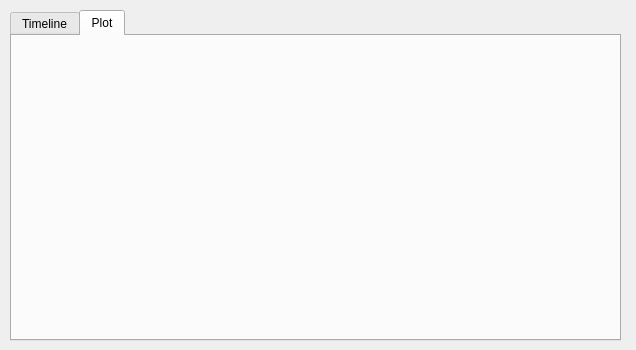
The window that Caver4/ui/caver_analysis.ui (YaoYinYing/caver-pymol-plugin) describes before a commit, drawn with Qt 5.
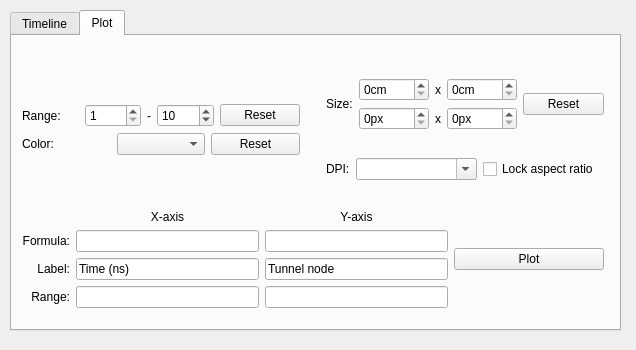
The same window after the commit. The open tabs and pages were chosen to show the change.

Commit message:
feat(md-analyst): tunnel plotter (#21)
* save
[ci skip]
* Update caver_analysis.py

* save

* save

* save

* Update caver_analysis.py

* Update caver_analysis.py

* save

* save

* save

* Update caver_analysis.py

* save

* Update caver_analysis.py

* save

* Update caver_analysis.py

* save

* save

* save

* Update caver_pymol.py

* Update .pre-commit-config.yaml

* Update .pre-commit-config.yaml

* Update .pre-commit-config.yaml

* lint

* fix(ci): matplotlib missing

* fix(ci): faulthandler

* a

* save

```diff
--- a/Caver4/ui/caver_analysis.ui
+++ b/Caver4/ui/caver_analysis.ui
@@ -31,7 +31,7 @@
      <x>10</x>
      <y>10</y>
      <width>611</width>
-     <height>331</height>
+     <height>321</height>
     </rect>
    </property>
    <property name="currentIndex">
@@ -46,7 +46,7 @@
       <rect>
        <x>10</x>
        <y>0</y>
-       <width>451</width>
+       <width>581</width>
        <height>161</height>
       </rect>
      </property>
@@ -58,7 +58,7 @@
        <rect>
         <x>10</x>
         <y>30</y>
-        <width>425</width>
+        <width>561</width>
         <height>121</height>
        </rect>
       </property>
@@ -214,6 +214,13 @@
          </item>
         </layout>
        </item>
+       <item>
+        <widget class="Line" name="line">
+         <property name="orientation">
+          <enum>Qt::Vertical</enum>
+         </property>
+        </widget>
+       </item>
        <item>
         <layout class="QVBoxLayout" name="verticalLayout">
          <item>
@@ -590,45 +597,35 @@
       </layout>
      </widget>
     </widget>
-    <widget class="QGroupBox" name="groupBox_2">
-     <property name="geometry">
-      <rect>
-       <x>480</x>
-       <y>0</y>
-       <width>120</width>
-       <height>161</height>
-      </rect>
-     </property>
-     <property name="title">
-      <string>Plot Window</string>
-     </property>
-     <widget class="QWidget" name="layoutWidget">
+   </widget>
+   <widget class="QWidget" name="tabPlot">
+    <attribute name="title">
+     <string>Plot</string>
+    </attribute>
+    <widget class="QWidget" name="layoutWidget_2">
       <property name="geometry">
        <rect>
         <x>10</x>
-        <y>30</y>
-        <width>101</width>
-        <height>121</height>
-       </rect>
-      </property>
+       <y>20</y>
+       <width>582</width>
+       <height>252</height>
+      </rect>
+     </property>
+     <layout class="QVBoxLayout" name="verticalLayout_7">
+      <item>
+       <layout class="QHBoxLayout" name="horizontalLayout_22">
+        <item>
       <layout class="QVBoxLayout" name="verticalLayout_3">
        <item>
         <layout class="QVBoxLayout" name="verticalLayout_4">
          <item>
           <layout class="QHBoxLayout" name="horizontalLayout_17">
            <item>
-            <widget class="QLabel" name="label_8">
-             <property name="sizePolicy">
-              <sizepolicy hsizetype="Maximum" vsizetype="Preferred">
-               <horstretch>0</horstretch>
-               <verstretch>0</verstretch>
-              </sizepolicy>
-             </property>
-             <property name="toolTip">
-              <string>Tunnel start </string>
-             </property>
+               <layout class="QHBoxLayout" name="horizontalLayout_3">
+                <item>
+                 <widget class="QLabel" name="label_15">
              <property name="text">
-              <string>Start:</string>
+                   <string>Range:</string>
              </property>
             </widget>
            </item>
@@ -648,23 +645,16 @@
              </property>
             </widget>
            </item>
-          </layout>
-         </item>
          <item>
-          <layout class="QHBoxLayout" name="horizontalLayout_18">
-           <item>
-            <widget class="QLabel" name="label_9">
+                 <widget class="QLabel" name="label_8">
              <property name="sizePolicy">
               <sizepolicy hsizetype="Maximum" vsizetype="Preferred">
                <horstretch>0</horstretch>
                <verstretch>0</verstretch>
               </sizepolicy>
              </property>
-             <property name="toolTip">
-              <string>Tunnel End</string>
-             </property>
              <property name="text">
-              <string>End:</string>
+                   <string>-</string>
              </property>
             </widget>
            </item>
@@ -684,31 +674,393 @@
              </property>
             </widget>
            </item>
-          </layout>
+                <item>
+                 <widget class="QPushButton" name="pushButton_resetPlotTunnelRange">
+                  <property name="text">
+                   <string>Reset</string>
+                  </property>
+                 </widget>
+                </item>
+               </layout>
+              </item>
+             </layout>
+            </item>
+            <item>
+             <layout class="QHBoxLayout" name="horizontalLayout_18">
+              <item>
+               <widget class="QLabel" name="label_12">
+                <property name="text">
+                 <string>Color:</string>
+                </property>
+               </widget>
+              </item>
+              <item>
+               <widget class="QComboBox" name="comboBox_plotColormap"/>
+              </item>
+              <item>
+               <widget class="QPushButton" name="pushButton_resetPlotTunnelCmap">
+                <property name="text">
+                 <string>Reset</string>
+                </property>
+               </widget>
+              </item>
+             </layout>
+            </item>
+           </layout>
+          </item>
+         </layout>
+        </item>
+        <item>
+         <spacer name="verticalSpacer">
+          <property name="orientation">
+           <enum>Qt::Vertical</enum>
+          </property>
+          <property name="sizeHint" stdset="0">
+           <size>
+            <width>20</width>
+            <height>40</height>
+           </size>
+          </property>
+         </spacer>
+        </item>
+        <item>
+         <layout class="QVBoxLayout" name="verticalLayout_6">
+          <item>
+           <layout class="QHBoxLayout" name="horizontalLayout_11">
+            <item>
+             <widget class="QLabel" name="label_11">
+              <property name="sizePolicy">
+               <sizepolicy hsizetype="Maximum" vsizetype="Preferred">
+                <horstretch>0</horstretch>
+                <verstretch>0</verstretch>
+               </sizepolicy>
+              </property>
+              <property name="text">
+               <string>Size:</string>
+              </property>
+             </widget>
+            </item>
+            <item>
+             <layout class="QVBoxLayout" name="verticalLayout_5">
+              <item>
+               <layout class="QHBoxLayout" name="horizontalLayout_21">
+                <item>
+                 <widget class="QSpinBox" name="spinBox_imageSizeWidthCm">
+                  <property name="sizePolicy">
+                   <sizepolicy hsizetype="Preferred" vsizetype="Fixed">
+                    <horstretch>0</horstretch>
+                    <verstretch>0</verstretch>
+                   </sizepolicy>
+                  </property>
+                  <property name="suffix">
+                   <string>cm</string>
+                  </property>
+                  <property name="maximum">
+                   <number>9999</number>
+                  </property>
+                 </widget>
+                </item>
+                <item>
+                 <widget class="QLabel" name="label_13">
+                  <property name="sizePolicy">
+                   <sizepolicy hsizetype="Maximum" vsizetype="Preferred">
+                    <horstretch>0</horstretch>
+                    <verstretch>0</verstretch>
+                   </sizepolicy>
+                  </property>
+                  <property name="text">
+                   <string>x</string>
+                  </property>
+                 </widget>
+                </item>
+                <item>
+                 <widget class="QSpinBox" name="spinBox_imageSizeHightCm">
+                  <property name="sizePolicy">
+                   <sizepolicy hsizetype="Preferred" vsizetype="Fixed">
+                    <horstretch>0</horstretch>
+                    <verstretch>0</verstretch>
+                   </sizepolicy>
+                  </property>
+                  <property name="suffix">
+                   <string>cm</string>
+                  </property>
+                  <property name="maximum">
+                   <number>9999</number>
+                  </property>
+                 </widget>
+                </item>
+               </layout>
+              </item>
+              <item>
+               <layout class="QHBoxLayout" name="horizontalLayout_20">
+                <item>
+                 <widget class="QSpinBox" name="spinBox_imageSizeWidthPx">
+                  <property name="sizePolicy">
+                   <sizepolicy hsizetype="Preferred" vsizetype="Fixed">
+                    <horstretch>0</horstretch>
+                    <verstretch>0</verstretch>
+                   </sizepolicy>
+                  </property>
+                  <property name="suffix">
+                   <string>px</string>
+                  </property>
+                  <property name="maximum">
+                   <number>9999</number>
+                  </property>
+                 </widget>
+                </item>
+                <item>
+                 <widget class="QLabel" name="label_14">
+                  <property name="sizePolicy">
+                   <sizepolicy hsizetype="Maximum" vsizetype="Preferred">
+                    <horstretch>0</horstretch>
+                    <verstretch>0</verstretch>
+                   </sizepolicy>
+                  </property>
+                  <property name="text">
+                   <string>x</string>
+                  </property>
+                 </widget>
+                </item>
+                <item>
+                 <widget class="QSpinBox" name="spinBox_imageSizeHightPx">
+                  <property name="sizePolicy">
+                   <sizepolicy hsizetype="Preferred" vsizetype="Fixed">
+                    <horstretch>0</horstretch>
+                    <verstretch>0</verstretch>
+                   </sizepolicy>
+                  </property>
+                  <property name="suffix">
+                   <string>px</string>
+                  </property>
+                  <property name="maximum">
+                   <number>9999</number>
+                  </property>
+                 </widget>
+                </item>
+               </layout>
+              </item>
+             </layout>
+            </item>
+            <item>
+             <widget class="QPushButton" name="pushButton_resetPlotTunnelImageSize">
+              <property name="text">
+               <string>Reset</string>
+              </property>
+             </widget>
+            </item>
+           </layout>
+          </item>
+          <item>
+           <layout class="QHBoxLayout" name="horizontalLayout_19">
+            <item>
+             <widget class="QLabel" name="label_10">
+              <property name="sizePolicy">
+               <sizepolicy hsizetype="Maximum" vsizetype="Preferred">
+                <horstretch>0</horstretch>
+                <verstretch>0</verstretch>
+               </sizepolicy>
+              </property>
+              <property name="text">
+               <string>DPI:</string>
+              </property>
+             </widget>
+            </item>
+            <item>
+             <widget class="QComboBox" name="comboBox_DPI">
+              <property name="editable">
+               <bool>true</bool>
+              </property>
+             </widget>
+            </item>
+            <item>
+             <widget class="QCheckBox" name="checkBox_lockAspectRatio">
+              <property name="text">
+               <string>Lock aspect ratio</string>
+              </property>
+             </widget>
+            </item>
+           </layout>
+          </item>
+         </layout>
+        </item>
+       </layout>
+      </item>
+      <item>
+       <layout class="QHBoxLayout" name="horizontalLayout_8">
+        <item>
+         <layout class="QGridLayout" name="gridLayout_3">
+          <item row="0" column="2">
+           <widget class="QLabel" name="label_17">
+            <property name="text">
+             <string>Y-axis</string>
+            </property>
+            <property name="alignment">
+             <set>Qt::AlignCenter</set>
+            </property>
+           </widget>
+          </item>
+          <item row="1" column="2">
+           <widget class="QLineEdit" name="lineEdit_YaxisFormula">
+            <property name="sizePolicy">
+             <sizepolicy hsizetype="Expanding" vsizetype="Fixed">
+              <horstretch>0</horstretch>
+              <verstretch>0</verstretch>
+             </sizepolicy>
+            </property>
+            <property name="toolTip">
+             <string>&lt;html&gt;&lt;head/&gt;&lt;body&gt;&lt;p&gt;Formula to rescale the y-Axis.&lt;/p&gt;&lt;p&gt;&lt;br/&gt;&lt;/p&gt;&lt;p&gt;eg: '$t/10' to divide values to a constant of 10.&lt;/p&gt;&lt;p&gt;&lt;br/&gt;&lt;/p&gt;&lt;p&gt;Left empty to use the default&lt;/p&gt;&lt;/body&gt;&lt;/html&gt;</string>
+            </property>
+           </widget>
+          </item>
+          <item row="2" column="1">
+           <widget class="QLineEdit" name="lineEdit_XaxisLabel">
+            <property name="sizePolicy">
+             <sizepolicy hsizetype="Preferred" vsizetype="Fixed">
+              <horstretch>0</horstretch>
+              <verstretch>0</verstretch>
+             </sizepolicy>
+            </property>
+            <property name="toolTip">
+             <string>Label of x-axis</string>
+            </property>
+            <property name="text">
+             <string>Time (ns)</string>
+            </property>
+           </widget>
+          </item>
+          <item row="2" column="0">
+           <widget class="QLabel" name="label_20">
+            <property name="text">
+             <string>Label:</string>
+            </property>
+            <property name="alignment">
+             <set>Qt::AlignRight|Qt::AlignTrailing|Qt::AlignVCenter</set>
+            </property>
+           </widget>
+          </item>
+          <item row="1" column="0">
+           <widget class="QLabel" name="label_19">
+            <property name="toolTip">
+             <string>Formula to apply to the data</string>
+            </property>
+            <property name="text">
+             <string>Formula:</string>
+            </property>
+            <property name="alignment">
+             <set>Qt::AlignRight|Qt::AlignTrailing|Qt::AlignVCenter</set>
+            </property>
+           </widget>
+          </item>
+          <item row="1" column="1">
+           <widget class="QLineEdit" name="lineEdit_XaxisFormula">
+            <property name="sizePolicy">
+             <sizepolicy hsizetype="Expanding" vsizetype="Fixed">
+              <horstretch>0</horstretch>
+              <verstretch>0</verstretch>
+             </sizepolicy>
+            </property>
+            <property name="toolTip">
+             <string>&lt;html&gt;&lt;head/&gt;&lt;body&gt;&lt;p&gt;Formula to rescale the x-Axis.&lt;/p&gt;&lt;p&gt;&lt;br/&gt;&lt;/p&gt;&lt;p&gt;eg: '$t/10' to divide values to a constant of 10.&lt;/p&gt;&lt;p&gt;&lt;br/&gt;&lt;/p&gt;&lt;p&gt;Left empty to use the default&lt;/p&gt;&lt;/body&gt;&lt;/html&gt;</string>
+            </property>
+           </widget>
+          </item>
+          <item row="2" column="2">
+           <widget class="QLineEdit" name="lineEdit_YaxisLabel">
+            <property name="sizePolicy">
+             <sizepolicy hsizetype="Preferred" vsizetype="Fixed">
+              <horstretch>0</horstretch>
+              <verstretch>0</verstretch>
+             </sizepolicy>
+            </property>
+            <property name="toolTip">
+             <string>Label of y-axis</string>
+            </property>
+            <property name="text">
+             <string>Tunnel node</string>
+            </property>
+           </widget>
+          </item>
+          <item row="0" column="1">
+           <widget class="QLabel" name="label_16">
+            <property name="text">
+             <string>X-axis</string>
+            </property>
+            <property name="alignment">
+             <set>Qt::AlignCenter</set>
+            </property>
+           </widget>
+          </item>
+          <item row="3" column="0">
+           <widget class="QLabel" name="label_21">
+            <property name="text">
+             <string>Range:</string>
+            </property>
+            <property name="alignment">
+             <set>Qt::AlignRight|Qt::AlignTrailing|Qt::AlignVCenter</set>
+            </property>
+           </widget>
+          </item>
+          <item row="3" column="1">
+           <widget class="QLineEdit" name="lineEdit_XaxisRange">
+            <property name="sizePolicy">
+             <sizepolicy hsizetype="Preferred" vsizetype="Fixed">
+              <horstretch>0</horstretch>
+              <verstretch>0</verstretch>
+             </sizepolicy>
+            </property>
+            <property name="toolTip">
+             <string>Label of x-axis</string>
+            </property>
+            <property name="text">
+             <string/>
+            </property>
+           </widget>
+          </item>
+          <item row="3" column="2">
+           <widget class="QLineEdit" name="lineEdit_YaxisRange">
+            <property name="sizePolicy">
+             <sizepolicy hsizetype="Preferred" vsizetype="Fixed">
+              <horstretch>0</horstretch>
+              <verstretch>0</verstretch>
+             </sizepolicy>
+            </property>
+            <property name="toolTip">
+             <string>Label of x-axis</string>
+            </property>
+            <property name="text">
+             <string/>
+            </property>
+           </widget>
          </item>
         </layout>
        </item>
        <item>
         <widget class="QPushButton" name="pushButton_tunnelPlot">
          <property name="sizePolicy">
-          <sizepolicy hsizetype="Preferred" vsizetype="Fixed">
+           <sizepolicy hsizetype="Fixed" vsizetype="Fixed">
            <horstretch>0</horstretch>
            <verstretch>0</verstretch>
           </sizepolicy>
          </property>
+          <property name="minimumSize">
+           <size>
+            <width>150</width>
+            <height>0</height>
+           </size>
+          </property>
+          <property name="toolTip">
+           <string>Plot and save figure</string>
+          </property>
          <property name="text">
           <string>Plot</string>
          </property>
         </widget>
        </item>
       </layout>
-     </widget>
-    </widget>
-   </widget>
-   <widget class="QWidget" name="tabPlot">
-    <attribute name="title">
-     <string>Plot</string>
-    </attribute>
+      </item>
+     </layout>
+    </widget>
    </widget>
   </widget>
   <widget class="QWidget" name="layoutWidget">
```
Lines whose indentation alone changed are shown as unchanged. The commit also changes 27 other files.
